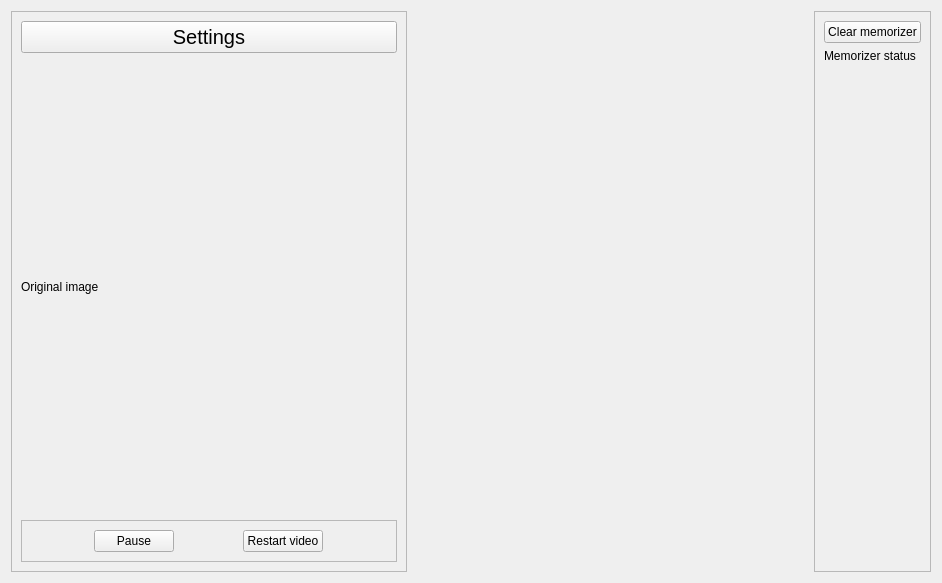
The window that GUI/UI/ScanImage.ui (Limuranius/ShogiBoardReader) describes before a commit, drawn with Qt 5.
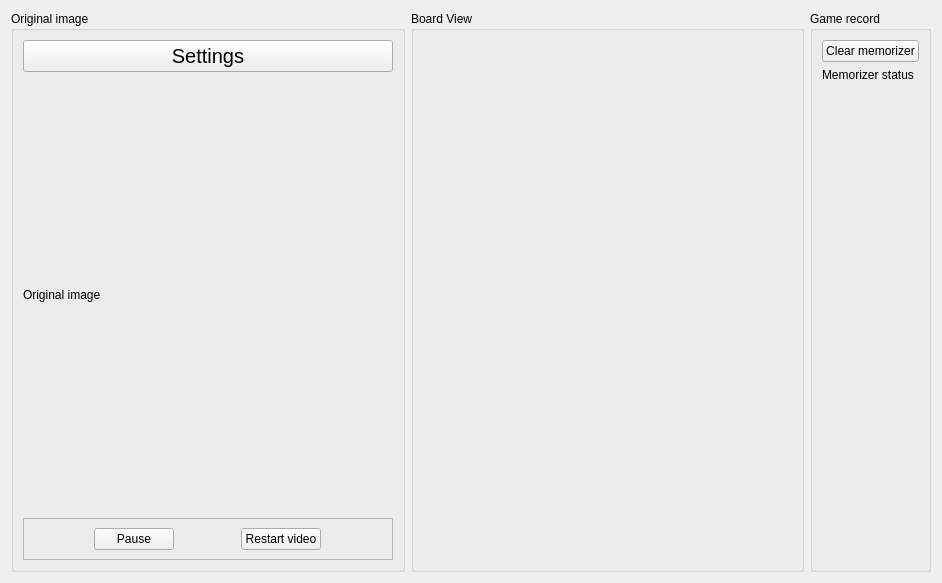
The same window after the commit. Custom widgets are drawn as their Qt base class.

What changed in the file:
```diff
--- a/GUI/UI/ScanImage.ui
+++ b/GUI/UI/ScanImage.ui
@@ -15,14 +15,17 @@
   </property>
   <layout class="QHBoxLayout" name="horizontalLayout">
    <item>
-    <widget class="QFrame" name="frame_4">
-     <property name="frameShape">
-      <enum>QFrame::StyledPanel</enum>
+    <widget class="QGroupBox" name="groupBox">
+     <property name="sizePolicy">
+      <sizepolicy hsizetype="Preferred" vsizetype="Preferred">
+       <horstretch>0</horstretch>
+       <verstretch>0</verstretch>
+      </sizepolicy>
      </property>
-     <property name="frameShadow">
-      <enum>QFrame::Raised</enum>
+     <property name="title">
+      <string>Original image</string>
      </property>
-     <layout class="QVBoxLayout" name="verticalLayout">
+     <layout class="QVBoxLayout" name="verticalLayout_3">
       <item>
        <widget class="QPushButton" name="pushButton_settings">
         <property name="font">
@@ -90,23 +93,29 @@
     </widget>
    </item>
    <item>
+    <widget class="QGroupBox" name="groupBox_2">
+     <property name="title">
+      <string>Board View</string>
+     </property>
+     <layout class="QVBoxLayout" name="verticalLayout_2">
+      <item>
     <widget class="BoardView" name="board_view" native="true"/>
    </item>
+     </layout>
+    </widget>
+   </item>
    <item>
-    <widget class="QFrame" name="frame_memorizer">
+    <widget class="QGroupBox" name="groupBox_memorizer">
      <property name="sizePolicy">
       <sizepolicy hsizetype="Fixed" vsizetype="Preferred">
        <horstretch>0</horstretch>
        <verstretch>0</verstretch>
       </sizepolicy>
      </property>
-     <property name="frameShape">
-      <enum>QFrame::StyledPanel</enum>
+     <property name="title">
+      <string>Game record</string>
      </property>
-     <property name="frameShadow">
-      <enum>QFrame::Raised</enum>
-     </property>
-     <layout class="QVBoxLayout" name="verticalLayout_2">
+     <layout class="QVBoxLayout" name="verticalLayout">
       <item>
        <widget class="QPushButton" name="pushButton_clear_memorizer">
         <property name="text">
```
Lines whose indentation alone changed are shown as unchanged.
